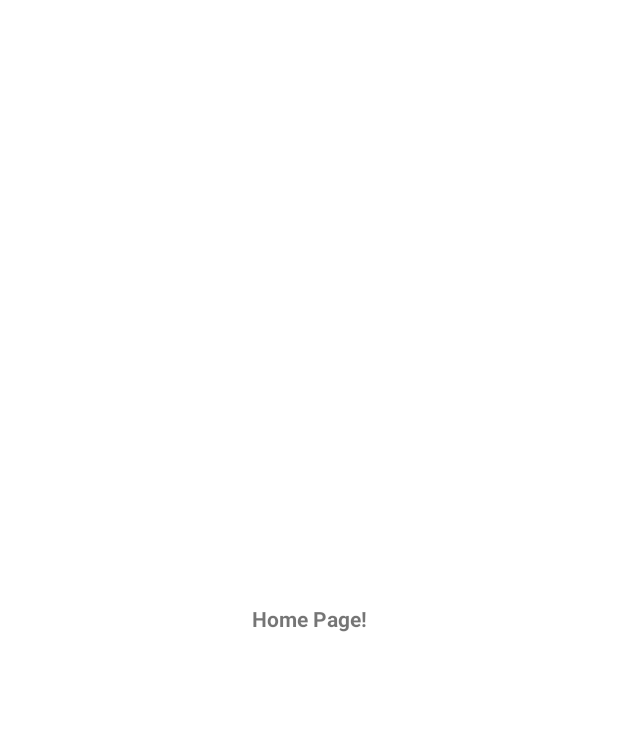
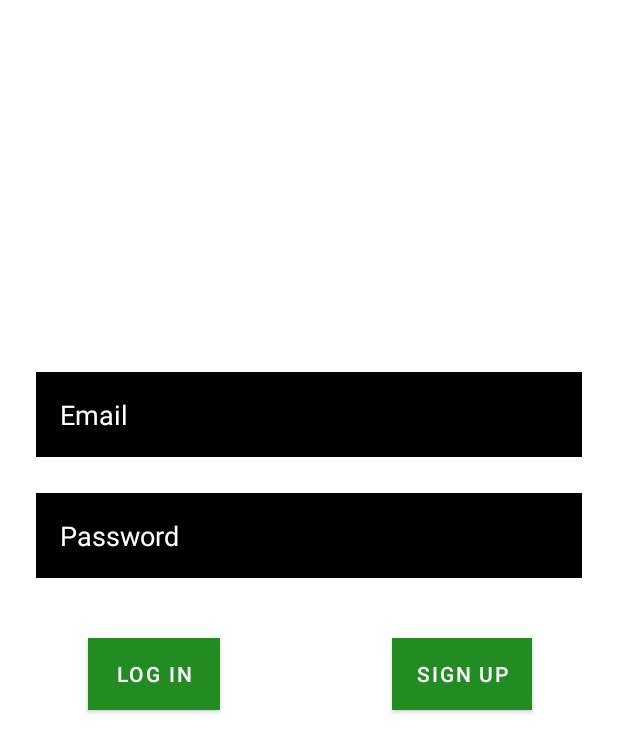
Before and after one commit to Uttife/MS_2022, an Android app: the screen it shows after launch (MainActivity), on a phone screen of 412 x 824 dp. Before the commit the part shown is almost empty. Shown: the top 752 px of the screen. Run offline under Robolectric (Android 15) with nearby library versions, the phone set to English and light mode, and no system bars.

Commit message:
Tested and Implemented Local Database Storage using SQLite

```diff
--- /dev/null
+++ b/app/src/main/java/com/utifeinc/myshelter/LocalDatabaseHelper.java
@@ -0,0 +1,53 @@
+package com.utifeinc.myshelter;
+
+import android.content.ContentValues;
+import android.content.Context;
+import android.database.Cursor;
+import android.database.sqlite.SQLiteDatabase;
+import android.database.sqlite.SQLiteOpenHelper;
+
+import androidx.annotation.Nullable;
+
+public class LocalDatabaseHelper extends SQLiteOpenHelper {
+    public static final String DATABASE_NAME = "MyShelter_Credentials.db";
+    public static final String TABLE_NAME = "Login_Credentials";
+    public static final String Col_1 = "ID";
+    public static final String Col_2 = "EMAIL";
+    public static final String Col_3 = "PASSWORD";
+
+    public LocalDatabaseHelper(@Nullable Context context) {
+        super(context, DATABASE_NAME, null, 1);
+        //  Toast.makeText(context.getApplicationContext(), "Database Created!", Toast.LENGTH_SHORT).show();
+    }
+
+    @Override
+    public void onCreate(SQLiteDatabase db) {
+        db.execSQL("CREATE TABLE " + TABLE_NAME + " (ID INTEGER PRIMARY KEY AUTOINCREMENT, EMAIL TEXT, PASSWORD TEXT)");
+    }
+
+    @Override
+    public void onUpgrade(SQLiteDatabase db, int i, int i1) {
+        db.execSQL("DROP TABLE IF EXISTS "+ TABLE_NAME);
+        onCreate(db);
+    }
+
+    public boolean insertData(String email, String password){
+        SQLiteDatabase db = this.getWritableDatabase();
+        ContentValues contentValues = new ContentValues();
+        contentValues.put(Col_2, email);
+        contentValues.put(Col_3, password);
+        long result = db.insert(TABLE_NAME, null, contentValues);
+        if (result == -1){
+            return  false;
+        } else {
+            return true;
+        }
+
+    }
+    public Cursor getAllData(){
+        SQLiteDatabase db = this.getWritableDatabase();
+        Cursor result = db.rawQuery("SELECT * FROM " + TABLE_NAME, null);
+        return result;
+    }
+
+}
--- a/app/src/main/java/com/utifeinc/myshelter/MainActivity.java
+++ b/app/src/main/java/com/utifeinc/myshelter/MainActivity.java
@@ -1,10 +1,19 @@
 package com.utifeinc.myshelter;
 
+import android.database.Cursor;
 import android.os.Bundle;
+import android.view.View;
+import android.widget.Button;
+import android.widget.EditText;
+import android.widget.Toast;
 
+import androidx.appcompat.app.AlertDialog;
 import androidx.appcompat.app.AppCompatActivity;
 
 public class MainActivity extends AppCompatActivity {
+    LocalDatabaseHelper myDb;
+    EditText email, password;
+    Button login_btn, signup_btn, viewAll_btn;
 
     @Override
     protected void onCreate(Bundle savedInstanceState) {
@@ -18,6 +27,63 @@ public class MainActivity extends AppCompatActivity {
         //I dey set the theme back to the regular theme after splashScreen
         setTheme(R.style.AppTheme);
         setContentView(R.layout.activity_main);
+        myDb = new LocalDatabaseHelper(this);
+        email = findViewById(R.id.editTextEmail);
+        password = findViewById(R.id.editTextPassword);
+        login_btn = findViewById(R.id.buttonLogin);
+        signup_btn = findViewById(R.id.buttonSignUp);
+        addData();
+        viewAll();
 
     }
+
+    public void addData() {
+        signup_btn.setOnClickListener(new View.OnClickListener() {
+            @Override
+            public void onClick(View view) {
+                boolean isInserted = myDb.insertData(email.getText().toString(), password.getText().toString());
+                if (isInserted == true) {
+                    Toast.makeText(getApplicationContext(), "Credentials Stored Successfully", Toast.LENGTH_SHORT).show();
+                } else {
+                    Toast.makeText(getApplicationContext(), "Storage Failed!", Toast.LENGTH_SHORT).show();
+                }
+
+            }
+        });
+
+    }
+
+    public void viewAll(){
+        login_btn.setOnClickListener(new View.OnClickListener() {
+            @Override
+            public void onClick(View view) {
+                Cursor res = myDb.getAllData();
+                if(res.getCount() == 0) {
+                    showMessage("Error", "No Data Found");
+                    return;
+                } else {
+                    StringBuffer buffer = new StringBuffer();
+                    while (res.moveToNext()) {
+                        buffer.append("ID :"+res.getString(0)+ "\n");
+                        buffer.append("Email :"+res.getString(1)+ "\n");
+                        buffer.append("Password :"+res.getString(2)+ "\n");
+
+                    }
+                    //show all data
+                    showMessage("Credentials", buffer.toString());
+                }
+
+            }
+
+        });
+    }
+
+    public void showMessage (String title, String Message){
+        AlertDialog.Builder builder = new AlertDialog.Builder(this);
+        builder.setCancelable(true);
+        builder.setTitle(title);
+        builder.setMessage(Message);
+        builder.show();
+    }
+
 }
--- a/app/src/main/res/layout/activity_main.xml
+++ b/app/src/main/res/layout/activity_main.xml
@@ -6,14 +6,78 @@
     android:layout_height="match_parent"
     tools:context=".MainActivity">
 
-    <TextView
-        android:layout_width="wrap_content"
-        android:layout_height="wrap_content"
-        android:text="Home Page!"
-        android:textStyle="bold"
-        app:layout_constraintBottom_toBottomOf="parent"
-        app:layout_constraintLeft_toLeftOf="parent"
-        app:layout_constraintRight_toRightOf="parent"
-        app:layout_constraintTop_toTopOf="parent" />
+
+    <androidx.constraintlayout.widget.ConstraintLayout
+        android:id="@+id/constraintLayout"
+        android:layout_width="match_parent"
+        android:layout_height="match_parent"
+        android:layout_marginTop="200dp">
+
+        <EditText
+            android:id="@+id/editTextEmail"
+            android:layout_width="0dp"
+            android:layout_height="wrap_content"
+            android:layout_marginStart="24dp"
+            android:layout_marginTop="48dp"
+            android:layout_marginEnd="24dp"
+            android:background="@color/black"
+            android:hint="Email"
+            android:inputType="textEmailAddress"
+            android:padding="16dp"
+            android:textColor="@color/white"
+            android:textColorHint="@color/white"
+            app:layout_constraintEnd_toEndOf="parent"
+            app:layout_constraintStart_toStartOf="parent"
+            app:layout_constraintTop_toTopOf="parent" />
+
+        <EditText
+            android:id="@+id/editTextPassword"
+            android:layout_width="0dp"
+            android:layout_height="wrap_content"
+            android:layout_marginStart="24dp"
+            android:layout_marginTop="24dp"
+            android:layout_marginEnd="24dp"
+            android:background="@color/black"
+            android:hint="Password"
+            android:inputType="textPassword"
+            android:padding="16dp"
+            android:textColor="@color/white"
+            android:textColorHint="@color/white"
+            app:layout_constraintEnd_toEndOf="parent"
+            app:layout_constraintStart_toStartOf="parent"
+            app:layout_constraintTop_toBottomOf="@id/editTextEmail" />
+
+        <Button
+            android:id="@+id/buttonLogin"
+            android:layout_width="wrap_content"
+            android:layout_height="wrap_content"
+            android:layout_marginStart="24dp"
+            android:layout_marginTop="40dp"
+            android:layout_marginEnd="12dp"
+            android:background="@color/colorPrimaryDark"
+            android:text="Log in"
+            android:textColor="@color/white"
+            app:layout_constraintEnd_toEndOf="parent"
+            app:layout_constraintHorizontal_bias="0.121"
+            app:layout_constraintStart_toStartOf="parent"
+            app:layout_constraintTop_toBottomOf="@id/editTextPassword" />
+
+        <Button
+            android:id="@+id/buttonSignUp"
+            android:layout_width="wrap_content"
+            android:layout_height="wrap_content"
+            android:layout_marginStart="24dp"
+            android:layout_marginTop="40dp"
+            android:layout_marginEnd="24dp"
+            android:background="@color/colorPrimaryDark"
+            android:text="Sign Up"
+            android:textColor="@color/white"
+            app:layout_constraintEnd_toEndOf="parent"
+            app:layout_constraintHorizontal_bias="0.876"
+            app:layout_constraintStart_toStartOf="parent"
+            app:layout_constraintTop_toBottomOf="@id/editTextPassword" />
+
+    </androidx.constraintlayout.widget.ConstraintLayout>
+
 
 </androidx.constraintlayout.widget.ConstraintLayout>
--- a/build.gradle
+++ b/build.gradle
@@ -5,7 +5,7 @@ buildscript {
         jcenter()
     }
     dependencies {
-        classpath "com.android.tools.build:gradle:4.0.1"
+        classpath 'com.android.tools.build:gradle:7.4.2'
 
         // NOTE: Do not place your application dependencies here; they belong
         // in the individual module build.gradle files
```
Also changed, not shown: app/build.gradle (+8 -8 lines), gradle.properties (+8 -18 lines), gradle/wrapper/gradle-wrapper.properties.
